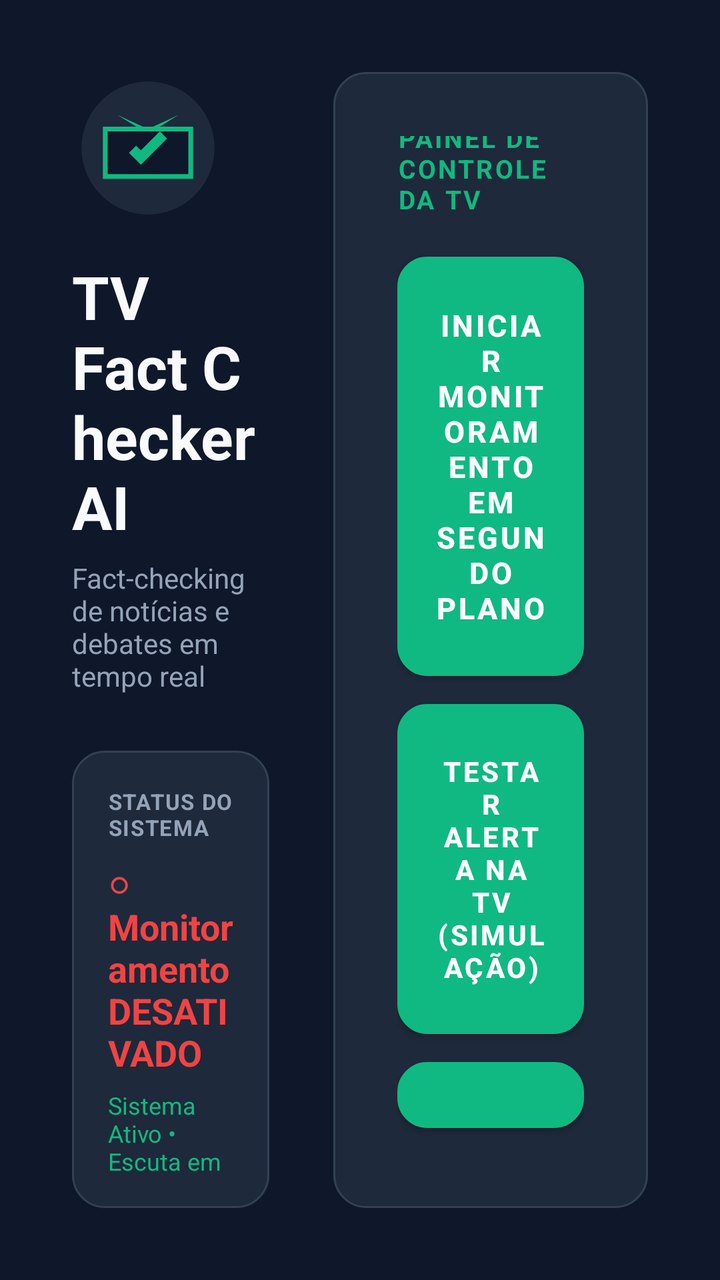
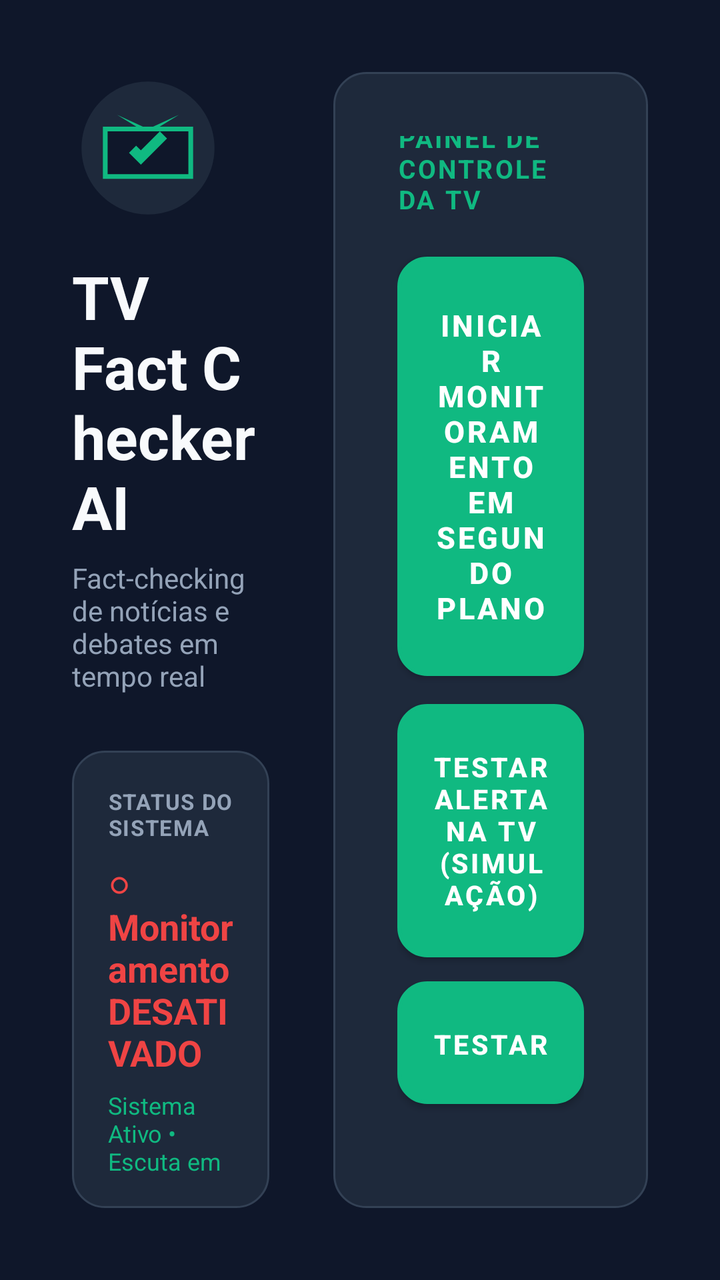

Screens rendered from an Android XML layout before and after an edit, with the pre-edit source and the edit as a unified diff.
<!-- AndroidManifest.xml: application theme Theme.TVFactChecker -->
<!-- res/layout/activity_main.xml -->
<?xml version="1.0" encoding="utf-8"?>
<LinearLayout xmlns:android="http://schemas.android.com/apk/res/android"
    android:layout_width="match_parent"
    android:layout_height="match_parent"
    android:orientation="horizontal"
    android:background="@color/background_tv"
    android:padding="36dp"
    android:baselineAligned="false">

    
    <LinearLayout
        android:layout_width="0dp"
        android:layout_height="match_parent"
        android:layout_weight="1"
        android:orientation="vertical"
        android:gravity="center_vertical"
        android:paddingEnd="32dp">

        <ImageView
            android:layout_width="76dp"
            android:layout_height="76dp"
            android:src="@drawable/ic_factcheck_logo"
            android:contentDescription="@string/app_name"
            android:layout_marginBottom="16dp" />

        <TextView
            android:layout_width="wrap_content"
            android:layout_height="wrap_content"
            android:text="@string/app_name"
            android:textColor="@color/text_primary"
            android:textSize="30sp"
            android:textStyle="bold" />

        <TextView
            android:layout_width="wrap_content"
            android:layout_height="wrap_content"
            android:text="@string/app_tagline"
            android:textColor="@color/text_secondary"
            android:textSize="14sp"
            android:layout_marginTop="6dp" />

        
        <LinearLayout
            android:layout_width="match_parent"
            android:layout_height="wrap_content"
            android:orientation="vertical"
            android:background="@drawable/bg_card_tv"
            android:padding="18dp"
            android:layout_marginTop="28dp">

            <TextView
                android:layout_width="wrap_content"
                android:layout_height="wrap_content"
                android:text="STATUS DO SISTEMA"
                android:textColor="@color/text_secondary"
                android:textSize="11sp"
                android:textStyle="bold"
                android:letterSpacing="0.05" />

            <TextView
                android:id="@+id/tvStatus"
                android:layout_width="wrap_content"
                android:layout_height="wrap_content"
                android:text="@string/status_service_stopped"
                android:textColor="@color/accent_red"
                android:textSize="18sp"
                android:textStyle="bold"
                android:layout_marginTop="8dp" />

            <TextView
                android:id="@+id/tvStats"
                android:layout_width="wrap_content"
                android:layout_height="wrap_content"
                android:text="Sistema Ativo • Escuta em Português (pt-BR)"
                android:textColor="@color/primary"
                android:textSize="12sp"
                android:layout_marginTop="6dp" />
        </LinearLayout>

    </LinearLayout>

    
    <LinearLayout
        android:layout_width="0dp"
        android:layout_height="match_parent"
        android:layout_weight="1.2"
        android:orientation="vertical"
        android:gravity="center_vertical"
        android:background="@drawable/bg_card_tv"
        android:padding="32dp">

        <TextView
            android:layout_width="wrap_content"
            android:layout_height="wrap_content"
            android:text="PAINEL DE CONTROLE DA TV"
            android:textColor="@color/primary"
            android:textSize="13sp"
            android:textStyle="bold"
            android:letterSpacing="0.08"
            android:layout_marginBottom="20dp" />

        
        <Button
            android:id="@+id/btnToggleService"
            android:layout_width="match_parent"
            android:layout_height="wrap_content"
            android:text="@string/btn_start_service"
            android:textColor="#FFFFFF"
            android:background="@drawable/bg_button_selector"
            android:padding="18dp"
            android:textStyle="bold"
            android:textSize="15sp"
            android:layout_marginBottom="14dp"
            android:focusable="true"
            android:focusableInTouchMode="true"
            android:nextFocusDown="@id/btnTestOverlay" />

        
        <Button
            android:id="@+id/btnTestOverlay"
            android:layout_width="match_parent"
            android:layout_height="wrap_content"
            android:text="@string/btn_test_overlay"
            android:textColor="#FFFFFF"
            android:background="@drawable/bg_button_selector"
            android:padding="18dp"
            android:textStyle="bold"
            android:textSize="14sp"
            android:layout_marginBottom="14dp"
            android:focusable="true"
            android:focusableInTouchMode="true"
            android:nextFocusUp="@id/btnToggleService"
            android:nextFocusDown="@id/btnGrantOverlay" />

        
        <Button
            android:id="@+id/btnGrantOverlay"
            android:layout_width="match_parent"
            android:layout_height="wrap_content"
            android:text="@string/btn_permission_overlay"
            android:textColor="#FFFFFF"
            android:background="@drawable/bg_button_selector"
            android:padding="16dp"
            android:textStyle="bold"
            android:textSize="13sp"
            android:focusable="true"
            android:focusableInTouchMode="true"
            android:nextFocusUp="@id/btnTestOverlay" />

        <TextView
            android:layout_width="match_parent"
            android:layout_height="wrap_content"
            android:text="Dica: Use as setas do controle remoto para navegar. O botão selecionado ficará iluminado em verde com contorno branco."
            android:textColor="@color/text_secondary"
            android:textSize="11sp"
            android:layout_marginTop="16dp" />

    </LinearLayout>

</LinearLayout>
<!-- resources referenced by this layout -->
<resources>
  <color name="accent_red">#EF4444</color>
  <color name="background_tv">#0F172A</color>
  <color name="primary">#10B981</color>
  <color name="text_primary">#F8FAFC</color>
  <color name="text_secondary">#94A3B8</color>
  <!-- drawable bg_button_selector (drawable) -->
  <?xml version="1.0" encoding="utf-8"?>
  <selector xmlns:android="http://schemas.android.com/apk/res/android">
      
      <item android:state_focused="true">
          <shape android:shape="rectangle">
              <solid android:color="#10B981" />
              <corners android:radius="14dp" />
              <stroke android:width="4dp" android:color="#FFFFFF" />
          </shape>
      </item>
      
      <item android:state_pressed="true">
          <shape android:shape="rectangle">
              <solid android:color="#059669" />
              <corners android:radius="14dp" />
              <stroke android:width="2dp" android:color="#10B981" />
          </shape>
      </item>
      
      <item>
          <shape android:shape="rectangle">
              <solid android:color="#1E293B" />
              <corners android:radius="14dp" />
              <stroke android:width="2dp" android:color="#334155" />
          </shape>
      </item>
  </selector>
  <!-- drawable bg_card_tv (drawable) -->
  <?xml version="1.0" encoding="utf-8"?>
  <shape xmlns:android="http://schemas.android.com/apk/res/android"
      android:shape="rectangle">
      <solid android:color="@color/surface_tv" />
      <corners android:radius="16dp" />
      <stroke android:width="1dp" android:color="#334155" />
  </shape>
  <!-- drawable ic_factcheck_logo (drawable) -->
  <vector xmlns:android="http://schemas.android.com/apk/res/android"
      android:width="128dp"
      android:height="128dp"
      android:viewportWidth="128"
      android:viewportHeight="128">
      
      <path
          android:fillColor="#1E293B"
          android:pathData="M64,8 C94.928,8 120,33.072 120,64 C120,94.928 94.928,120 64,120 C33.072,120 8,94.928 8,64 C8,33.072 33.072,8 64,8 Z" />
      
      <path
          android:fillColor="#10B981"
          android:pathData="M38,36 L64,52 L90,36 L64,48 Z" />
      
      <path
          android:fillColor="#0F172A"
          android:strokeColor="#10B981"
          android:strokeWidth="4"
          android:pathData="M28,48 H100 V88 H28 Z" />
      
      <path
          android:fillColor="#10B981"
          android:pathData="M48,68 L58,78 L80,56 L74,50 L58,66 L54,62 Z" />
  </vector>
  <string name="app_name">TV Fact Checker AI</string>
  <string name="app_tagline">Fact-checking de notícias e debates em tempo real</string>
  <string name="btn_permission_overlay">Conceder Permissão de Sobreposição</string>
  <string name="btn_start_service">Iniciar Monitoramento em Segundo Plano</string>
  <string name="btn_test_overlay">Testar Alerta na TV (Simulação)</string>
  <string name="status_service_stopped">○ Monitoramento DESATIVADO</string>
  <style name="Theme.TVFactChecker" parent="Theme.MaterialComponents.NoActionBar">
          <item name="colorPrimary">@color/primary</item>
          <item name="colorPrimaryVariant">@color/primary_variant</item>
          <item name="colorSecondary">@color/secondary</item>
          <item name="android:windowBackground">@color/background_tv</item>
          <item name="android:textColorPrimary">@color/text_primary</item>
          <item name="android:textColorSecondary">@color/text_secondary</item>
      </style>
  <color name="surface_tv">#1E293B</color>
  <color name="primary_variant">#059669</color>
  <color name="secondary">#06B6D4</color>
</resources>

<!-- the commit's change to res/layout/activity_main.xml (unified diff, before → after) -->
@@ -123,13 +123,30 @@
             android:text="@string/btn_test_overlay"
             android:textColor="#FFFFFF"
             android:background="@drawable/bg_button_selector"
-            android:padding="18dp"
+            android:padding="16dp"
             android:textStyle="bold"
-            android:textSize="14sp"
-            android:layout_marginBottom="14dp"
+            android:textSize="13.5sp"
+            android:layout_marginBottom="12dp"
             android:focusable="true"
             android:focusableInTouchMode="true"
             android:nextFocusUp="@id/btnToggleService"
+            android:nextFocusDown="@id/btnTestPolitical" />
+
+        
+        <Button
+            android:id="@+id/btnTestPolitical"
+            android:layout_width="match_parent"
+            android:layout_height="wrap_content"
+            android:text="Testar: Debate Político (Lula x Flávio Bolsonaro)"
+            android:textColor="#FFFFFF"
+            android:background="@drawable/bg_button_selector"
+            android:padding="16dp"
+            android:textStyle="bold"
+            android:textSize="13.5sp"
+            android:layout_marginBottom="12dp"
+            android:focusable="true"
+            android:focusableInTouchMode="true"
+            android:nextFocusUp="@id/btnTestOverlay"
             android:nextFocusDown="@id/btnGrantOverlay" />
 
         
@@ -145,7 +162,7 @@
             android:textSize="13sp"
             android:focusable="true"
             android:focusableInTouchMode="true"
-            android:nextFocusUp="@id/btnTestOverlay" />
+            android:nextFocusUp="@id/btnTestPolitical" />
 
         <TextView
             android:layout_width="match_parent"
